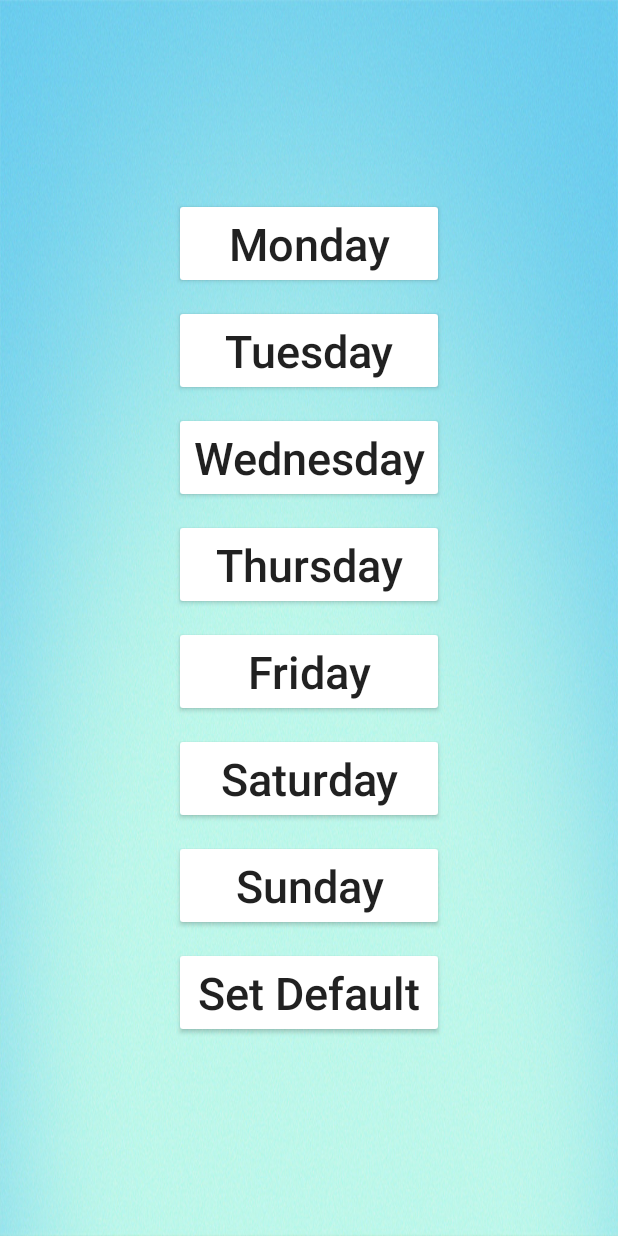
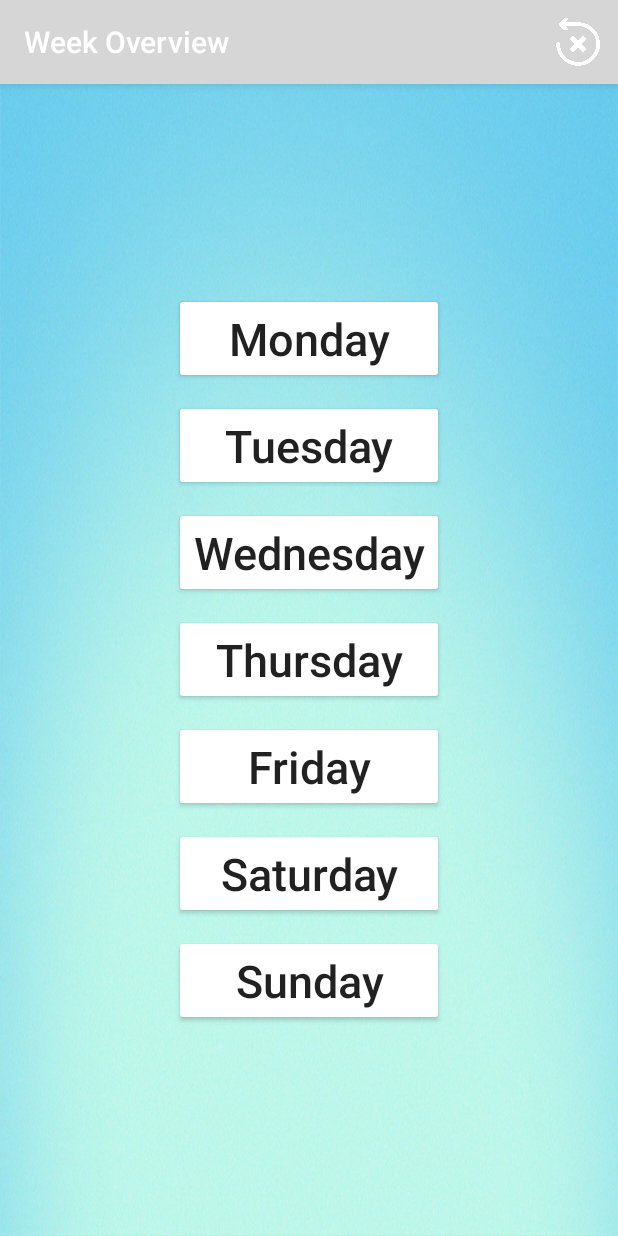
Before and after one commit to timhuebener/Thermostat, an Android app: the Weekoverview screen opened directly, with no data from a screen before it, on a phone screen of 412 x 824 dp. Run offline under Robolectric (Android 15) with nearby library versions, the phone set to English and light mode, and no system bars; network calls fail; 1 statement that could not run was skipped.

Commit message:
Added action bar and option to reset

```diff
--- a/app/src/main/java/thermocompany/thermostat/MainActivity.java
+++ b/app/src/main/java/thermocompany/thermostat/MainActivity.java
@@ -5,6 +5,7 @@ import android.os.CountDownTimer;
 import android.app.Activity;
 import android.os.Handler;
 import android.os.Bundle;
+import android.support.v7.app.AppCompatActivity;
 import android.view.MotionEvent;
 import android.view.View;
 import android.widget.Button;
@@ -16,7 +17,7 @@ import java.net.ConnectException;
 
 import util.*;
 
-public class MainActivity extends Activity {
+public class MainActivity extends AppCompatActivity {
 
     TextView tempTarget;
     TextView tempCurrent;
--- a/app/src/main/java/thermocompany/thermostat/Weekoverview.java
+++ b/app/src/main/java/thermocompany/thermostat/Weekoverview.java
@@ -1,11 +1,13 @@
 package thermocompany.thermostat;
 
-import android.app.Activity;
 import android.content.DialogInterface;
 import android.content.Intent;
 import android.support.v7.app.AlertDialog;
 import android.support.v7.app.AppCompatActivity;
 import android.os.Bundle;
+import android.view.Menu;
+import android.view.MenuInflater;
+import android.view.MenuItem;
 import android.view.View;
 import android.widget.Button;
 
@@ -15,7 +17,7 @@ import util.CorruptWeekProgramException;
 import util.HeatingSystem;
 import util.WeekProgram;
 
-public class Weekoverview extends Activity {
+public class Weekoverview extends AppCompatActivity {
 
     Button mon;
     Button tue;
@@ -24,7 +26,7 @@ public class Weekoverview extends Activity {
     Button fri;
     Button sat;
     Button sun;
-    Button setDefault;
+    //Button setDefault;
     static String day;
     WeekProgram wpg;
 
@@ -43,7 +45,9 @@ public class Weekoverview extends Activity {
         fri = (Button)findViewById(R.id.friday);
         sat = (Button)findViewById(R.id.saturday);
         sun = (Button)findViewById(R.id.sunday);
-        setDefault = (Button)findViewById(R.id.setDefault);
+        //setDefault = (Button)findViewById(R.id.setDefault);
+
+        setTitle("Week Overview");
 
 
         mon.setOnClickListener(new View.OnClickListener() {
@@ -102,7 +106,7 @@ public class Weekoverview extends Activity {
             }
         });
 
-        setDefault.setOnClickListener(new View.OnClickListener() {
+        /*setDefault.setOnClickListener(new View.OnClickListener() {
             @Override
             public void onClick(View v) {
                 new AlertDialog.Builder(Weekoverview.this)
@@ -123,8 +127,41 @@ public class Weekoverview extends Activity {
 
 
             }
-        });
+        });*/
 
+    }
+
+    @Override
+    public boolean onCreateOptionsMenu(Menu menu) {
+        MenuInflater inflater = getMenuInflater();
+        inflater.inflate(R.menu.menu_weekoverview, menu);
+        return true;
+    }
+
+    @Override
+    public boolean onOptionsItemSelected(MenuItem item) {
+        switch (item.getItemId()) {
+
+            case R.id.reset:
+                new AlertDialog.Builder(Weekoverview.this)
+                        .setMessage("Are you sure you want to reset the schedule?")
+                        .setPositiveButton("Yes", new DialogInterface.OnClickListener() {
+                            @Override
+                            public void onClick(DialogInterface dialog, int which) {
+                                setDefault();
+                            }
+                        })
+                        .setNegativeButton("No", new DialogInterface.OnClickListener() {
+                            @Override
+                            public void onClick(DialogInterface dialog, int which) {
+                                dialog.cancel();
+                            }
+                        })
+                        .create().show();
+                break;
+        }
+
+        return true;
     }
 
     void switchToDay(View view) {
--- a/app/src/main/java/thermocompany/thermostat/day.java
+++ b/app/src/main/java/thermocompany/thermostat/day.java
@@ -3,6 +3,7 @@ package thermocompany.thermostat;
 import android.app.Activity;
 import android.app.DialogFragment;
 import android.os.Bundle;
+import android.support.v7.app.AppCompatActivity;
 import android.view.View;
 import android.widget.Button;
 import android.widget.EditText;
@@ -13,7 +14,7 @@ import java.util.ArrayList;
 
 import util.*;
 
-public class day extends Activity {
+public class day extends AppCompatActivity {
 
     String day;
     WeekProgram localWpg;
--- a/app/src/main/res/layout/activity_weekoverview.xml
+++ b/app/src/main/res/layout/activity_weekoverview.xml
@@ -89,7 +89,7 @@
         android:clickable="true"
         android:id="@+id/sunday"/>
 
-    <Button
+    <!--<Button
         android:layout_width="180dp"
         android:layout_height="wrap_content"
         android:text="Set Default"
@@ -98,7 +98,7 @@
         android:textAllCaps="false"
         android:backgroundTint="#FFFFFF"
         android:clickable="true"
-        android:id="@+id/setDefault"/>
+        android:id="@+id/setDefault"/>-->
 
 
 
--- /dev/null
+++ b/app/src/main/res/menu/menu_weekoverview.xml
@@ -0,0 +1,9 @@
+<?xml version="1.0" encoding="utf-8"?>
+<menu xmlns:android="http://schemas.android.com/apk/res/android"
+    xmlns:app="http://schemas.android.com/apk/res-auto">
+    <item
+        android:id="@+id/reset"
+        android:icon="@drawable/reset"
+        android:title="reset"
+        app:showAsAction="always"/>
+</menu>
```
Also changed, not shown: app/src/main/res/drawable-hdpi/reset.png (added).
